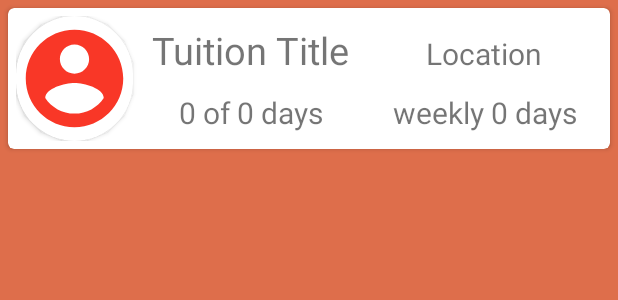
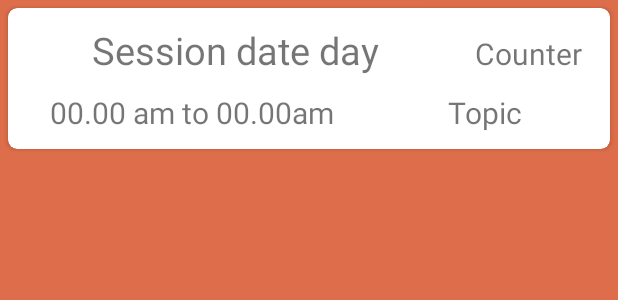
Before and after one commit to Saawry/TuitionHelper, an Android app: the layout session_card.xml on its own in the app's theme, with its tools: preview values and no code run, on a phone screen of 412 x 824 dp. Shown: the top 300 px of the screen. Run offline under Robolectric (Android 15) with nearby library versions, the phone set to English and light mode, and no system bars.

Commit message:
session card

```diff
--- a/app/build.gradle
+++ b/app/build.gradle
@@ -49,7 +49,7 @@ dependencies {
     implementation 'com.google.firebase:firebase-database:19.6.0'
     implementation 'androidx.navigation:navigation-fragment:2.3.2'
     implementation 'androidx.navigation:navigation-ui:2.3.2'
-
+    implementation 'com.github.bumptech.glide:glide:4.11.0'
     //implementation 'com.google.firebase:firebase-crashlytics:17.3.0'
     //implementation 'com.google.firebase:firebase-analytics:18.0.0'
 
--- a/app/src/main/AndroidManifest.xml
+++ b/app/src/main/AndroidManifest.xml
@@ -11,7 +11,8 @@
         android:roundIcon="@mipmap/ic_launcher_round"
         android:supportsRtl="true"
         android:theme="@style/Theme.TuitionHelper">
-        <activity android:name=".Activities.TuitionDetails"></activity>
+        <activity android:name=".Activities.SessionDetails"></activity>
+        <activity android:name=".Activities.TuitionDetails" />
         <activity android:name=".Activities.AddNewSession" />
         <activity android:name=".Activities.WeeklySchedule" />
         <activity android:name=".Activities.UserProfile" />
--- a/app/src/main/res/layout/tuition_card.xml
+++ b/app/src/main/res/layout/session_card.xml
@@ -1,3 +1,4 @@
+<?xml version="1.0" encoding="utf-8"?>
 <?xml version="1.0" encoding="utf-8"?>
 <layout xmlns:android="http://schemas.android.com/apk/res/android"
     xmlns:app="http://schemas.android.com/apk/res-auto">
@@ -7,32 +8,13 @@
         android:layout_height="wrap_content"
         android:layout_margin="5dp"
         android:elevation="4dp"
-        app:cardCornerRadius="4dp">
+        app:cardCornerRadius="6dp">
 
-        <LinearLayout
-            android:weightSum="5"
-            android:layout_width="match_parent"
-            android:layout_height="wrap_content"
-            android:orientation="horizontal"
-            android:padding="5dp">
-
-            <androidx.cardview.widget.CardView
-                android:layout_width="0dp"
-                android:layout_weight="1"
-                android:layout_height="match_parent"
-                android:padding="10dp"
-                app:cardCornerRadius="45dp">
-
-                <ImageView
-                    android:id="@+id/ProfileIcon"
-                    android:layout_width="match_parent"
-                    android:layout_height="match_parent"
-                    android:src="@drawable/ic_baseline_account_circle_24" />
-            </androidx.cardview.widget.CardView>
 
             <LinearLayout
+                android:padding="5dp"
                 android:layout_weight="4"
-                android:layout_width="0dp"
+                android:layout_width="match_parent"
                 android:layout_height="wrap_content"
                 android:orientation="vertical">
 
@@ -43,22 +25,22 @@
                     android:weightSum="2">
 
                     <TextView
-                        android:id="@+id/tuitionCardTitle"
+                        android:id="@+id/sessionCardDD"
                         android:layout_width="0dp"
-                        android:layout_weight="1"
+                        android:layout_weight="1.5"
                         android:layout_height="wrap_content"
                         android:padding="5dp"
-                        android:text="Tuition Title"
+                        android:text="Session date day"
                         android:textAlignment="center"
                         android:textSize="25dp" />
 
                     <TextView
-                        android:id="@+id/tuitionCardLocation"
+                        android:id="@+id/sessionCardCount"
                         android:layout_width="0dp"
-                        android:layout_weight="1"
+                        android:layout_weight=".5"
                         android:layout_height="wrap_content"
                         android:padding="5dp"
-                        android:text="Location"
+                        android:text="Counter"
                         android:textAlignment="center"
                         android:textSize="20dp" />
                 </LinearLayout>
@@ -69,34 +51,26 @@
                     android:weightSum="2">
 
                     <TextView
-                        android:id="@+id/tuitionCardDays"
+                        android:id="@+id/sessionCardTT"
                         android:layout_width="0dp"
-                        android:layout_weight="1"
+                        android:layout_weight="1.2"
                         android:layout_height="wrap_content"
                         android:padding="5dp"
-                        android:text="0 of 0 days"
+                        android:text="00.00 am to 00.00am"
                         android:textAlignment="center"
                         android:textSize="20dp" />
 
                     <TextView
-                        android:id="@+id/tuitionCardWeekly"
+                        android:id="@+id/sessionCardTpc"
                         android:layout_width="0dp"
-                        android:layout_weight="1"
+                        android:layout_weight=".8"
                         android:layout_height="wrap_content"
                         android:padding="5dp"
-                        android:text="weekly 0 days"
+                        android:text="Topic"
                         android:textAlignment="center"
                         android:textSize="20dp" />
                 </LinearLayout>
             </LinearLayout>
-<ImageView
-    android:padding="5dp"
-    android:layout_width="0dp"
-    android:layout_weight="1"
-    android:layout_height="match_parent"
-    android:src="@drawable/ic_baseline_add_circle_outline_24"
-    android:id="@+id/addNewSessionImg"/>
-        </LinearLayout>
     </androidx.cardview.widget.CardView>
 
 </layout>
```
Also changed, not shown: app/src/main/java/com/gadware/tution/Activities/AddNewSession.java (+4 -3 lines), app/src/main/java/com/gadware/tution/Activities/MainActivity.java (+92 -5 lines), app/src/main/java/com/gadware/tution/Activities/SessionDetails.java (added, +16 -0 lines), app/src/main/java/com/gadware/tution/Activities/TuitionDetails.java (+101 -1 lines), app/src/main/res/layout/activity_session_details.xml (added, +9 -0 lines).
